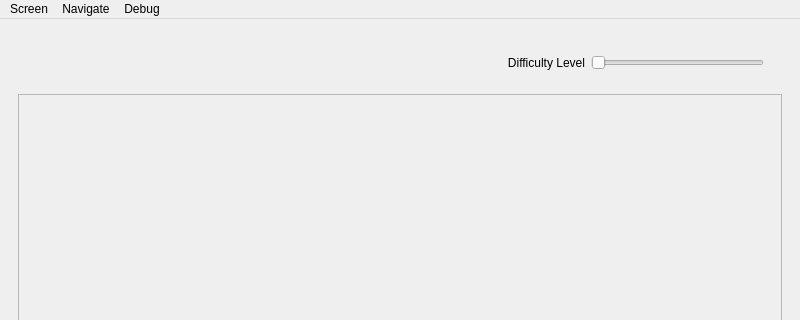
First picture: the form in speedtype.ui, repository deadlytoah/mvp, before the edit; both pictures show x 0 to 800 and y 0 to 320 of the 800 by 600 pixel window.
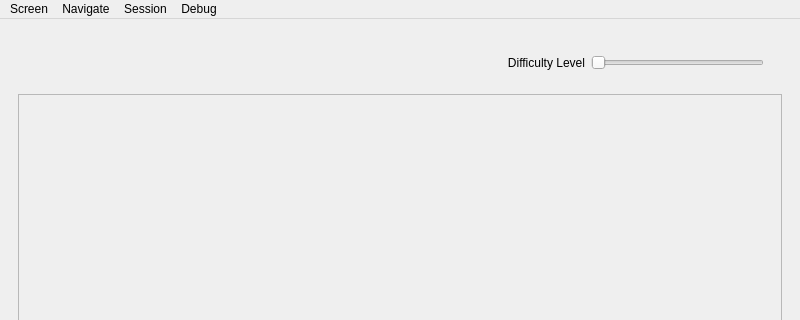
Second picture: the form after the edit.

Commit message: Add a bunch of Python glue code and UI and misc. changes.

Patch:
```diff
--- a/speedtype.ui
+++ b/speedtype.ui
@@ -138,8 +138,15 @@
     </property>
     <addaction name="action_jump_to"/>
    </widget>
+   <widget class="QMenu" name="menuSession">
+    <property name="title">
+     <string>Session</string>
+    </property>
+    <addaction name="action_edit_session"/>
+   </widget>
    <addaction name="menuTask"/>
    <addaction name="menuJump"/>
+   <addaction name="menuSession"/>
    <addaction name="menuDebug"/>
   </widget>
   <action name="action_enter_verses">
```
Left out of the diff: 5 changed lines with no effect on the pictures. The commit also changes 3 other files.
